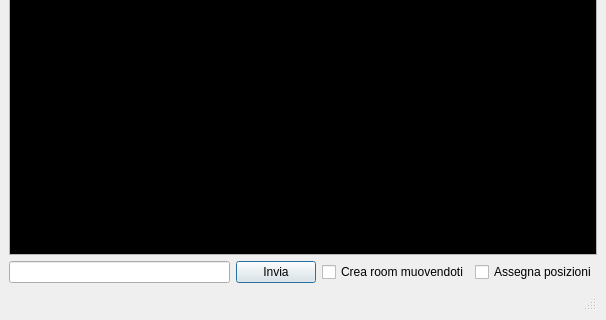
This is guitester.ui in temporasanguinis/TSKreator as Qt 5 draws it before an edit; both pictures show x 0 to 606 and y 171 to 491 of the 606 by 491 pixel window. The edited form follows.
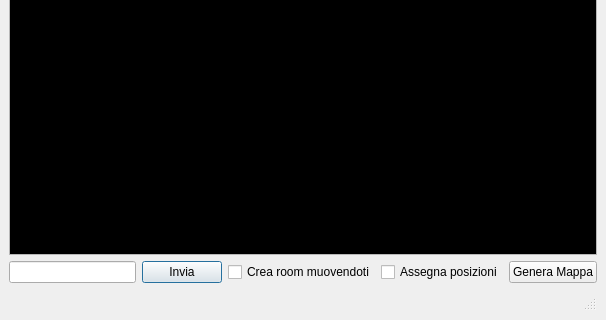
This is the edited form.

Patch:
```diff
--- a/guitester.ui
+++ b/guitester.ui
@@ -214,6 +214,13 @@
        </property>
       </widget>
      </item>
+      <item>
+       <widget class="QPushButton" name="mp_CreateMap" >
+        <property name="text" >
+         <string>Genera Mappa</string>
+        </property>
+       </widget>
+      </item>
     </layout>
    </item>
    <item>
```
